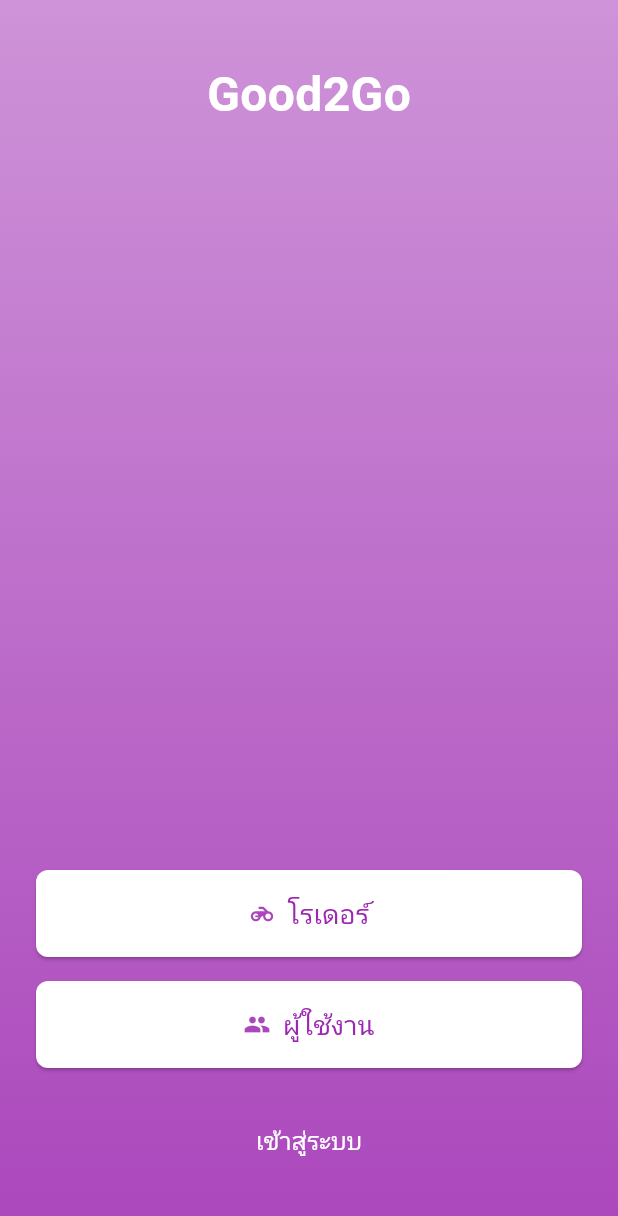
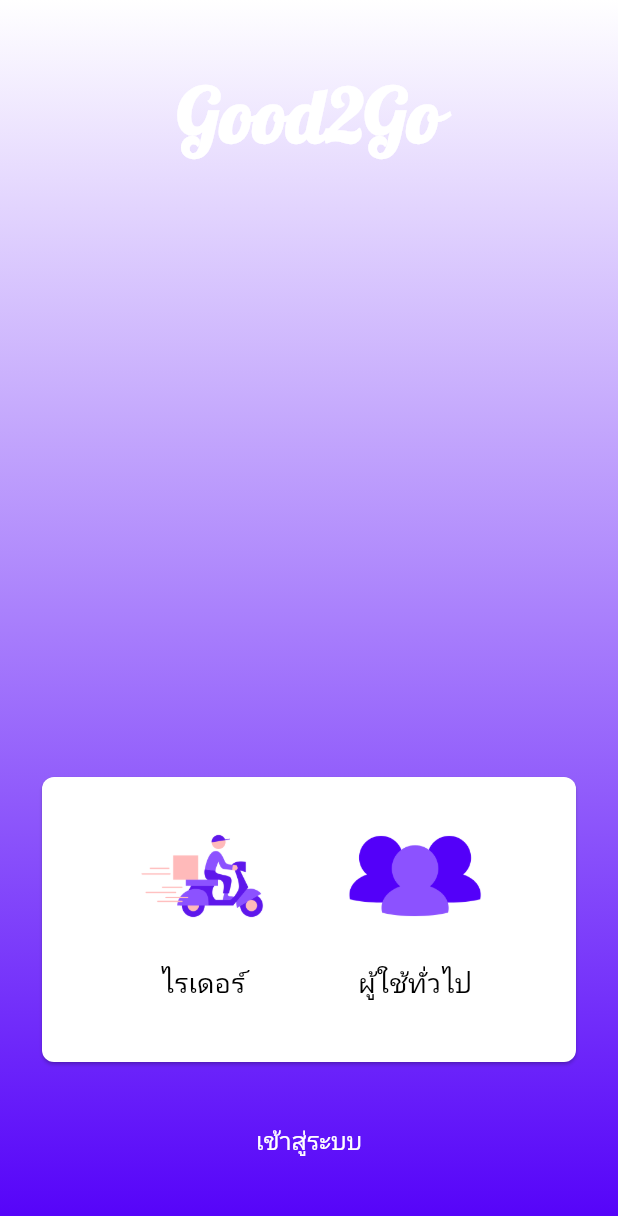
Before and after one commit to 65011212003/firebase_rider, a Flutter app: the ChooseRegistrationType screen opened directly, on a phone screen of 412 x 824 dp. Shown: the top 1216 px of the screen. Run offline on Flutter 3.47's test engine with Material 3 defaults, Android fonts, the phone set to English and light mode, and no system bars; our stand-ins replace cloud_firestore, easy_stepper, firebase_core, firebase_storage, flutter_map, geolocator and 4 more; missing offline and left inert: flutter_map_marker_popup, flutter_polyline_points; accounts and stored records are empty; Roboto replaces fonts that are missing (Itim).

Commit message:
123123123

```diff
--- a/lib/choose_registration_type.dart
+++ b/lib/choose_registration_type.dart
@@ -1,4 +1,5 @@
 import 'package:flutter/material.dart';
+import 'package:google_fonts/google_fonts.dart';
 import 'register_page.dart';
 
 class ChooseRegistrationType extends StatelessWidget {
@@ -12,17 +13,17 @@ class ChooseRegistrationType extends StatelessWidget {
           gradient: LinearGradient(
             begin: Alignment.topCenter,
             end: Alignment.bottomCenter,
-            colors: [Colors.purple.shade200, Colors.purple.shade400],
+            colors: [Colors.white, Color(0xFF5300F9)],
           ),
         ),
         child: SafeArea(
           child: Column(
             children: [
               const SizedBox(height: 40),
-              const Text(
+              Text(
                 'Good2Go',
-                style: TextStyle(
-                  fontSize: 32,
+                style: GoogleFonts.lobster(
+                  fontSize: 50,
                   fontWeight: FontWeight.bold,
                   color: Colors.white,
                 ),
@@ -30,59 +31,65 @@ class ChooseRegistrationType extends StatelessWidget {
               const Spacer(),
               Padding(
                 padding: const EdgeInsets.symmetric(horizontal: 24.0),
-                child: Column(
-                  crossAxisAlignment: CrossAxisAlignment.stretch,
-                  children: [
-                    ElevatedButton(
-                      onPressed: () {
-                        Navigator.push(
-                          context,
-                          MaterialPageRoute(builder: (context) => const RegisterPage(isRider: true)),
-                        );
-                      },
-                      style: ElevatedButton.styleFrom(
-                        foregroundColor: Colors.purple,
-                        backgroundColor: Colors.white,
-                        padding: const EdgeInsets.symmetric(vertical: 16),
+                child: Card(
+                  color: Colors.white,
                   shape: RoundedRectangleBorder(
                     borderRadius: BorderRadius.circular(8),
                   ),
-                      ),
-                      child: Row(
-                        mainAxisAlignment: MainAxisAlignment.center,
+                  child: Padding(
+                    padding: const EdgeInsets.all(16.0),
+                    child: Column(
+                      crossAxisAlignment: CrossAxisAlignment.center,
                       children: [
-                          Icon(Icons.motorcycle, color: Colors.purple.shade400),
-                          const SizedBox(width: 8),
-                          const Text('โรเดอร์', style: TextStyle(fontSize: 18)),
+                        Row(
+                          mainAxisAlignment: MainAxisAlignment.spaceEvenly,
+                          children: [
+                            GestureDetector(
+                              onTap: () {
+                                Navigator.push(
+                                  context,
+                                  MaterialPageRoute(
+                                      builder: (context) =>
+                                          const RegisterPage(isRider: true)),
+                                );
+                              },
+                              child: Column(
+                                children: [
+                                  Image.asset('assets/images/scooter.png',
+                                      width: 100),
+                                  const SizedBox(height: 8),
+                                  const Text('ไรเดอร์',
+                                      style: TextStyle(
+                                          fontSize: 18, color: Colors.black)),
                                 ],
                               ),
                             ),
-                    const SizedBox(height: 16),
-                    ElevatedButton(
-                      onPressed: () {
+                            GestureDetector(
+                              onTap: () {
                                 Navigator.push(
                                   context,
-                          MaterialPageRoute(builder: (context) => const RegisterPage(isRider: false)),
+                                  MaterialPageRoute(
+                                      builder: (context) =>
+                                          const RegisterPage(isRider: false)),
                                 );
                               },
-                      style: ElevatedButton.styleFrom(
-                        foregroundColor: Colors.purple,
-                        backgroundColor: Colors.white,
-                        padding: const EdgeInsets.symmetric(vertical: 16),
-                        shape: RoundedRectangleBorder(
-                          borderRadius: BorderRadius.circular(8),
-                        ),
-                      ),
-                      child: Row(
-                        mainAxisAlignment: MainAxisAlignment.center,
+                              child: Column(
                                 children: [
-                          Icon(Icons.people, color: Colors.purple.shade400),
-                          const SizedBox(width: 8),
-                          const Text('ผู้ใช้งาน', style: TextStyle(fontSize: 18)),
+                                  Image.asset('assets/images/people.png',
+                                      width: 100),
+                                  const SizedBox(height: 8),
+                                  const Text('ผู้ใช้ทั่วไป',
+                                      style: TextStyle(
+                                          fontSize: 18, color: Colors.black)),
                                 ],
                               ),
                             ),
                           ],
+                        ),
+                        const SizedBox(height: 24),
+                      ],
+                    ),
+                  ),
                 ),
               ),
               const SizedBox(height: 24),
--- a/lib/send_delivery_page.dart
+++ b/lib/send_delivery_page.dart
@@ -203,7 +203,7 @@ class _SendDeliveryPageState extends State<SendDeliveryPage> {
                   children: <Widget>[
                     Icon(Icons.check_circle, color: Colors.green, size: 64),
                     SizedBox(height: 20),
-                    Text('คำขอจัด่งของคุณได้รับการยืนยันเรียบร้อยแล้ว'),
+                    Text('คำขอจัดส่งของคุณได้รับการยืนยันเรียบร้อยแล้ว'),
                   ],
                 ),
               ),
--- a/pubspec.yaml
+++ b/pubspec.yaml
@@ -65,10 +65,10 @@ flutter:
 
   # To add assets to your application, add an assets section, like this:
   assets:
-    - assets/images/scooter_icon.png
     - assets/images/banner.png
     - assets/images/user_placeholder.png
-
+    - assets/images/scooter.png
+    - assets/images/people.png
   # The following line ensures that the Material Icons font is
   # included with your application, so that you can use the icons in
   # the material Icons class.
```
Also changed, not shown: lib/main.dart (+99 -7 lines), assets/images/people.png (added), assets/images/scooter.png (added), assets/images/scooter_icon.png (deleted). Lines whose indentation alone changed are shown as unchanged.
